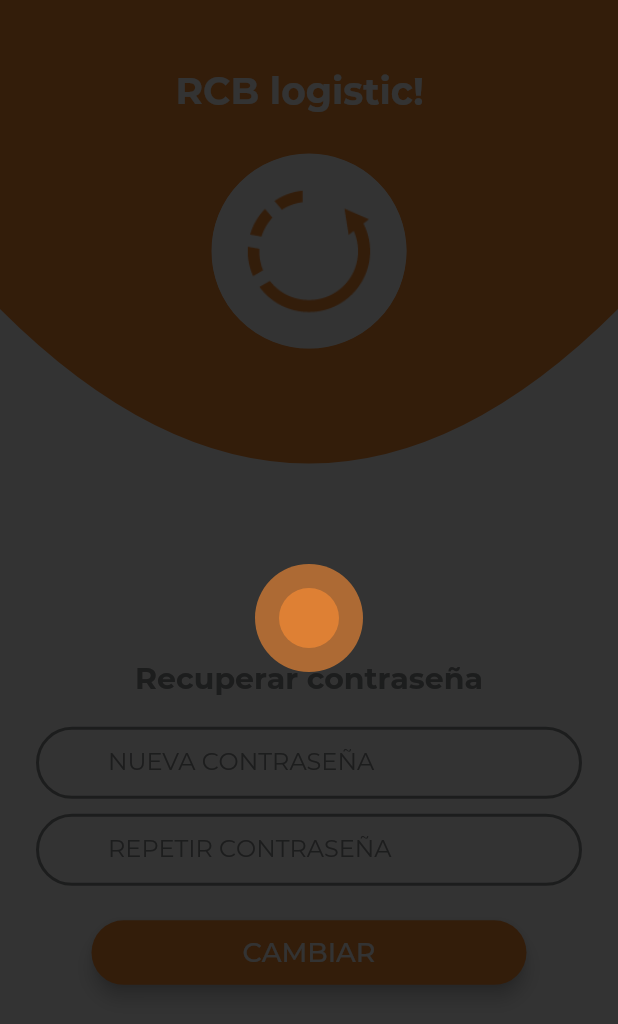
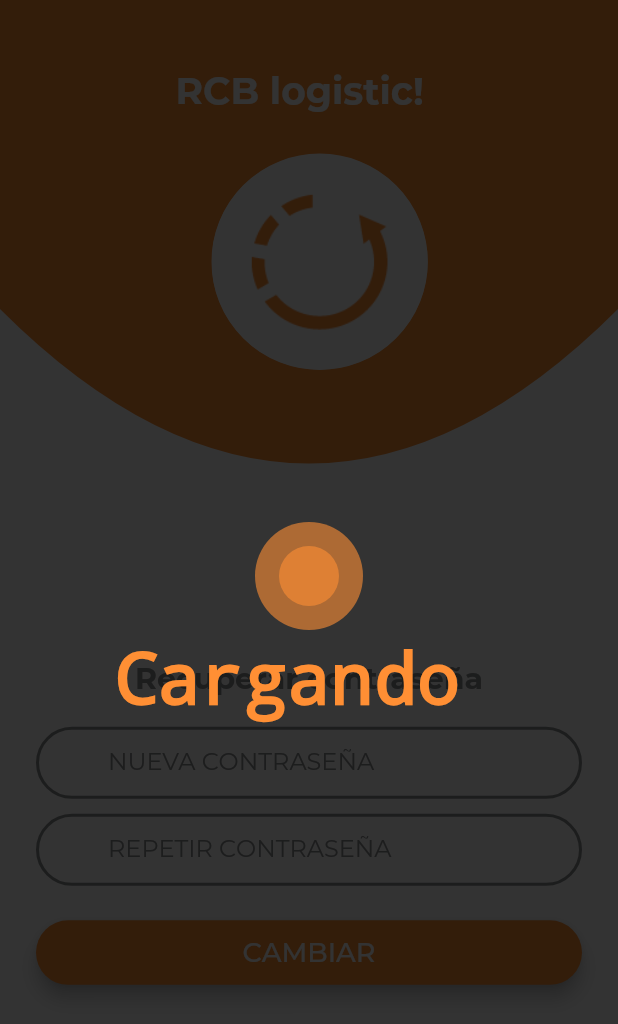
Before and after one commit to hmmunioz/aduanas_app, a Flutter app: the ChangePassword screen opened by its route, on a phone screen of 412 x 824 dp. Shown: the top 1024 px of the screen. Run offline on Flutter 3.47's test engine with Material 2 defaults, Android fonts, the phone set to English and light mode, and no system bars; our stand-ins replace firebase_auth, flutter_local_notifications, flutter_secure_storage, flutter_spinkit, permission_handler, pull_to_refresh and 4 more; missing offline and left inert: animated_qr_code_scanner, imei_plugin, keyboard_visibility, slimy_card; accounts and stored records are empty.

Commit message:
apprelease
sadas

```diff
--- a/lib/src/screens/change_password.dart
+++ b/lib/src/screens/change_password.dart
@@ -81,6 +81,7 @@ class _ChangePasswordState extends State<ChangePassword> {
                         color:Theme.of(context).primaryColor,
                         name: "CAMBIAR",
                         invertColors: false,
+                        context: context,
                         onPressed: () { sendNewCredentials(context, bloc);},
                       ),
                          ],
--- a/lib/src/screens/login_screen.dart
+++ b/lib/src/screens/login_screen.dart
@@ -95,8 +95,8 @@ class _LoginScreenState extends State<LoginScreen> {
             height: 20,
           ),
           Container(
-            width: 130.0,
-            height: 130.0,
+            width:  (MediaQuery.of(context).size.height*17.5)/100,
+            height:  (MediaQuery.of(context).size.height*17.5)/100,
             decoration: BoxDecoration(
                 shape: BoxShape.circle,
                 border: Border.all(color: Colors.white, width: 5),
@@ -160,6 +160,7 @@ class _LoginScreenState extends State<LoginScreen> {
                 streamDataTransform: bloc.login.submitValid,
                 color: Theme.of(context).primaryColor,
                 name: "INGRESAR",
+                context: context,
                 invertColors: false,
                 onPressed: () {
                   singIn(bloc, context);
--- a/lib/src/screens/recoverpass_code.dart
+++ b/lib/src/screens/recoverpass_code.dart
@@ -66,6 +66,7 @@ class _RecoverPassCodeState extends State<RecoverPassCode> {
                         streamDataTransform: bloc.recoverCode.getCodeRecover,
                         color:Theme.of(context).primaryColor,
                         name: "ENVIAR",
+                        context: context,
                        invertColors: false,
                         onPressed: ()=> validateCode(bloc, context),
                       )
--- a/lib/src/screens/recoverpass_email.dart
+++ b/lib/src/screens/recoverpass_email.dart
@@ -69,8 +69,9 @@ class _RecoverPassEmailState extends State<RecoverPassEmail> {
                       ),
                       AppButton(
                         streamDataTransform: bloc.recoverEmail.getEmailRecover,
-                        color: Color.fromRGBO(255, 143, 52, 1),
+                        color:Theme.of(context).primaryColor,
                           invertColors: false,
+                          context: context,
                         name: "ENVIAR",
                         onPressed: ()=> sendEmail(bloc, context),
                         /* _con.submit() */
--- a/lib/src/screens/waiting_screen.dart
+++ b/lib/src/screens/waiting_screen.dart
@@ -1,11 +1,9 @@
 import 'package:flutter/material.dart';
 import 'package:aduanas_app/src/bloc/bloc.dart';
-import 'package:aduanas_app/src/widgets/appButton.dart';
 import 'package:aduanas_app/src/widgets/appCurvedShape.dart';
 import 'package:aduanas_app/src/widgets/appRoundIcon.dart';
 import 'package:aduanas_app/src/widgets/appSpinner.dart';
 import 'package:aduanas_app/src/widgets/appTitle.dart';
-import 'package:aduanas_app/src/widgets/appVerificationCode.dart';
 import 'package:provider/provider.dart';
 
 class WaitingScreen extends StatefulWidget {
@@ -45,8 +43,7 @@ class _WaitingScreenState extends State<WaitingScreen> {
                         children: <Widget>[
                          Image.asset(
           "images/enconstruccion.png",
-/*           height: MediaQuery.of(context).size.height,
-          width: MediaQuery.of(context).size.width, */
+
           fit: BoxFit.cover,
         ),
                         ]  ),
--- a/lib/src/services/dialog_service.dart
+++ b/lib/src/services/dialog_service.dart
@@ -11,6 +11,7 @@ class Dialogs {
       return AppButton(
         color: Color.fromRGBO(255, 143, 52, 1),
         name: title,
+        context: context,
         onPressed: accionButton ? () => Navigator.of(context).pop(DialogAction.yes):  () => Navigator.of(context).pop(DialogAction.abort),
         invertColors: invertColors
       );
--- a/lib/src/widgets/animations/fancy_background.dart
+++ b/lib/src/widgets/animations/fancy_background.dart
@@ -192,8 +192,8 @@ class FancyBackgroundDemo extends StatelessWidget {
   @override
   Widget build(BuildContext context) {
     return Container(
-       width: MediaQuery.of(context).size.width,
-      height: MediaQuery.of(context).size.height,
+       width:  (MediaQuery.of(context).size.height*17.5)/100,
+      height: (MediaQuery.of(context).size.height*17.5)/100,
       child: FancyBackgroundApp(),
     );
   }
--- a/lib/src/widgets/appButton.dart
+++ b/lib/src/widgets/appButton.dart
@@ -5,8 +5,9 @@ class AppButton extends StatelessWidget {
   final VoidCallback onPressed;
   final String name;
   final bool invertColors;
+  final BuildContext context;
   final Stream<dynamic> streamDataTransform;
-  const AppButton({this.color, this.onPressed, this.name, this.streamDataTransform, this.invertColors});
+  const AppButton({this.color, this.onPressed, this.name, this.streamDataTransform, this.invertColors, this.context});
 
  Widget getButtonAction(VoidCallback onPressedMetod){
      return InkWell(
@@ -19,7 +20,7 @@ class AppButton extends StatelessWidget {
           color: invertColors ? Colors.white : color,
           elevation: 5.0,
           child: SizedBox(
-            width: 290.0,
+          width: (MediaQuery.of(context).size.width*89)/100,
             height: 43.0,
             child: FlatButton(
 
--- a/lib/src/widgets/appCardElementList.dart
+++ b/lib/src/widgets/appCardElementList.dart
@@ -1,5 +1,3 @@
-import 'dart:math';
-
 import 'package:aduanas_app/src/models/tramites_model.dart';
 import 'package:flutter/material.dart';
 import 'package:aduanas_app/src/widgets/appMicroCircle.dart';
--- a/lib/src/widgets/appRoundIcon.dart
+++ b/lib/src/widgets/appRoundIcon.dart
@@ -23,8 +23,8 @@ class AppRoundIcon extends StatelessWidget {
                 height: 20,
               ),
               Container(
-                width: 130.0,
-                height: 130.0,
+                width:  (MediaQuery.of(context).size.height*17.5)/100,
+                height: (MediaQuery.of(context).size.height*17.5)/100,
                 decoration: BoxDecoration(
                     shape: BoxShape.circle,
                     border: Border.all(color: Colors.white, width: 5),
--- a/lib/src/widgets/appSpinner.dart
+++ b/lib/src/widgets/appSpinner.dart
@@ -1,3 +1,4 @@
+import 'package:aduanas_app/src/widgets/appTypewriterBox.dart';
 import 'package:flutter/material.dart';
 import 'package:flutter_spinkit/flutter_spinkit.dart';
 class SpinnerLoading extends StatefulWidget {
@@ -17,10 +18,11 @@ class _SpinnerLoadingState extends State<SpinnerLoading> {
        child: Column(
          mainAxisAlignment:MainAxisAlignment.center,
          children: <Widget>[
-          /* SpinKitHourGlass */SpinKitPouringHourglass(
+          SpinKitPouringHourglass(
             color:Theme.of(context).primaryColor,
             size: 80.0
-          )
+          ),
+          AppTypeWriter(textWriter: "Cargando", textStyle: TextStyle(decoration: TextDecoration.none, color: Theme.of(context).primaryColor),),
          ],
        ),
      ),
--- a/pubspec.yaml
+++ b/pubspec.yaml
@@ -48,12 +48,13 @@ dependencies:
   path_provider: "^0.4.1"
   flutter_secure_storage: ^3.3.1+1
   imei_plugin: ^1.1.6
+  pull_to_refresh: ^1.5.8
   device_id: ^0.2.0
-  pull_to_refresh: ^1.5.8
   simple_animations: ^1.2.0
   url_launcher: ^5.0.2
+  flutter_launcher_icons: "^0.7.0"
+  firebase_core: ^0.4.4+3
   slimy_card: ^1.0.1
-  flutter_launcher_icons: "^0.7.0"
   flutter_local_notifications: ^1.3.0
 flutter_icons:
   ios: true
```
Also changed, not shown: lib/src/screens/qrscanner_screen.dart (+0 -8 lines), lib/src/screens/test_page.dart (+0 -17 lines), lib/src/screens/tramites_screen.dart (+0 -9 lines), lib/src/widgets/appRefreshBackground.dart (deleted, +0 -14 lines), lib/src/widgets/swipe_widget.dart (+3 -5 lines), pubspec.lock, 10 other files.
